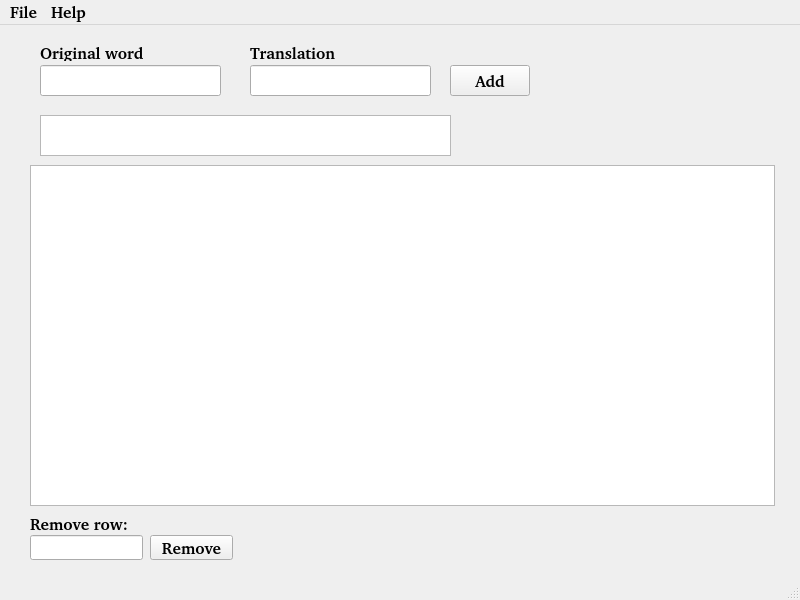
Before: the Qt Designer form mainwindow.ui in K0SS4/CuDi, drawn with Qt 5.
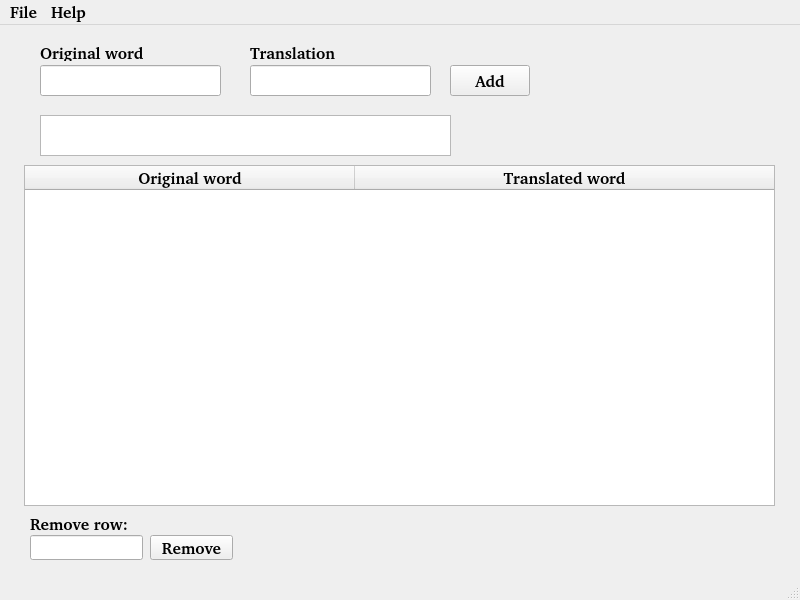
After: the same form once the commit is applied.

Commit message: Save, Save as, Help, About actions and indicator in the window title that shows if we saved or not

Patch:
```diff
--- a/mainwindow.ui
+++ b/mainwindow.ui
@@ -109,9 +109,9 @@
    <widget class="QTableWidget" name="tableWidget">
     <property name="geometry">
      <rect>
-      <x>30</x>
+      <x>24</x>
       <y>140</y>
-      <width>745</width>
+      <width>751</width>
       <height>341</height>
      </rect>
     </property>
@@ -125,13 +125,13 @@
      <bool>false</bool>
     </property>
     <attribute name="horizontalHeaderVisible">
-     <bool>false</bool>
+     <bool>true</bool>
     </attribute>
     <attribute name="horizontalHeaderCascadingSectionResizes">
      <bool>false</bool>
     </attribute>
     <attribute name="horizontalHeaderDefaultSectionSize">
-     <number>370</number>
+     <number>330</number>
     </attribute>
     <attribute name="horizontalHeaderShowSortIndicator" stdset="0">
      <bool>false</bool>
@@ -140,7 +140,7 @@
      <bool>true</bool>
     </attribute>
     <attribute name="verticalHeaderVisible">
-     <bool>false</bool>
+     <bool>true</bool>
     </attribute>
     <attribute name="verticalHeaderCascadingSectionResizes">
      <bool>false</bool>
```
The commit also changes 2 other files.
